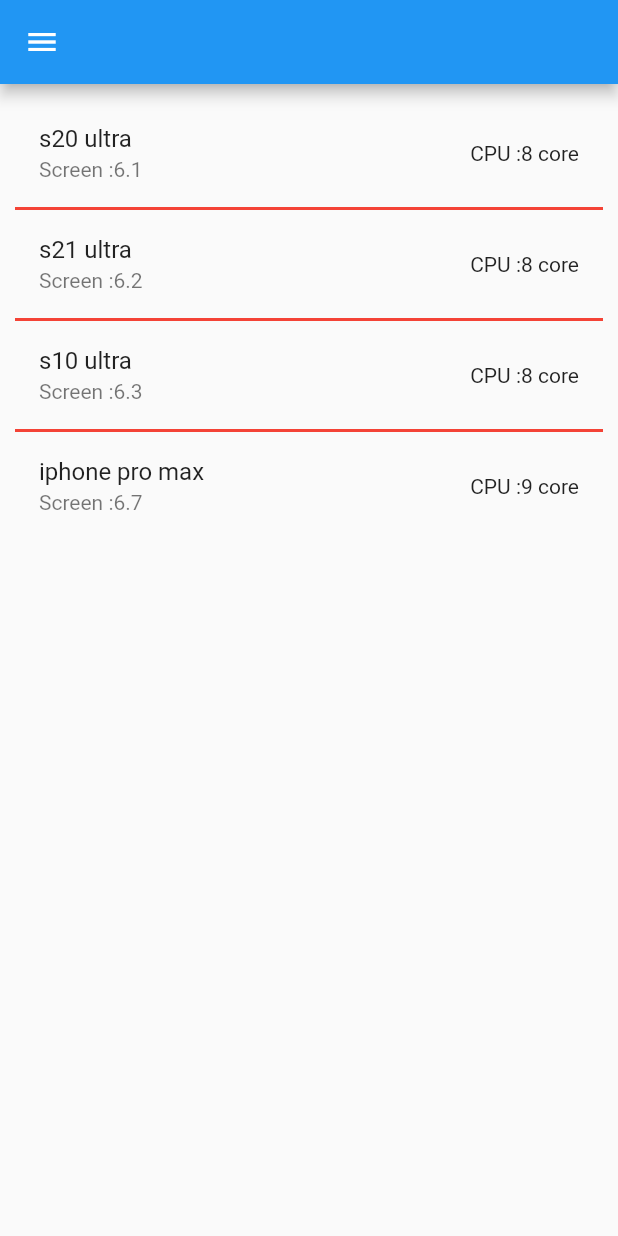
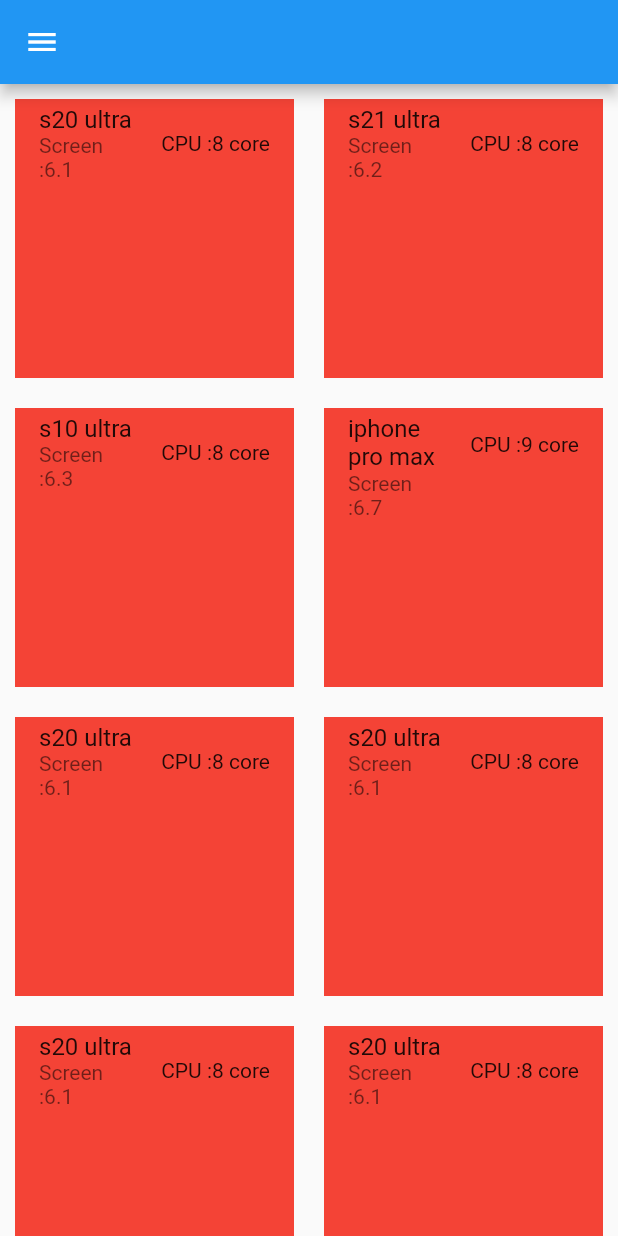
Before and after one commit to fredj789/PageView, a Flutter app: the screen it shows after launch, on a phone screen of 412 x 824 dp. Run offline on Flutter 3.47's test engine with Material 2 defaults, Android fonts, the phone set to English and light mode, and no system bars.

Commit message:
GridViewBuilder

```diff
--- a/lib/tuto.dart
+++ b/lib/tuto.dart
@@ -29,6 +29,31 @@ class _MyTestState extends State<MyTest> {
       "screen": "6.7",
       "cpu": "9 core",
     },
+    {
+      "name": "s20 ultra",
+      "screen": "6.1",
+      "cpu": "8 core",
+    },
+    {
+      "name": "s20 ultra",
+      "screen": "6.1",
+      "cpu": "8 core",
+    },
+    {
+      "name": "s20 ultra",
+      "screen": "6.1",
+      "cpu": "8 core",
+    },
+    {
+      "name": "s20 ultra",
+      "screen": "6.1",
+      "cpu": "8 core",
+    },
+    {
+      "name": "s20 ultra",
+      "screen": "6.1",
+      "cpu": "8 core",
+    },
   ];
   @override
   Widget build(BuildContext context) {
@@ -36,22 +61,21 @@ class _MyTestState extends State<MyTest> {
         appBar: AppBar(),
         drawer: Drawer(),
         body: Container(
-          child: ListView.separated(
-              separatorBuilder: (context, i) {
-                return Divider(
-                  color: Colors.red,
-                  height: 2,
-                  thickness: 2,
-                );
-              },
-              padding: EdgeInsets.all(10),
-              itemCount:
-                  mobile.length, // Ici on va savoir les nombre d 'article
+          child: GridView.builder(
+              //scrollDirection: Axis.horizontal,
+              itemCount: mobile.length,
+              gridDelegate: SliverGridDelegateWithFixedCrossAxisCount(
+                crossAxisCount: 2,
+              ),
               itemBuilder: (context, i) {
-                return ListTile(
-                  title: Text("${mobile[i]['name']}"),
-                  subtitle: Text("Screen :${mobile[i]['screen']}"),
-                  trailing: Text("CPU :${mobile[i]['cpu']}"),
+                return Container(
+                  margin: EdgeInsets.all(10),
+                  child: ListTile(
+                    tileColor: Colors.red,
+                    title: Text("${mobile[i]['name']}"),
+                    subtitle: Text("Screen :${mobile[i]['screen']}"),
+                    trailing: Text("CPU :${mobile[i]['cpu']}"),
+                  ),
                 );
               }),
         ));
```
